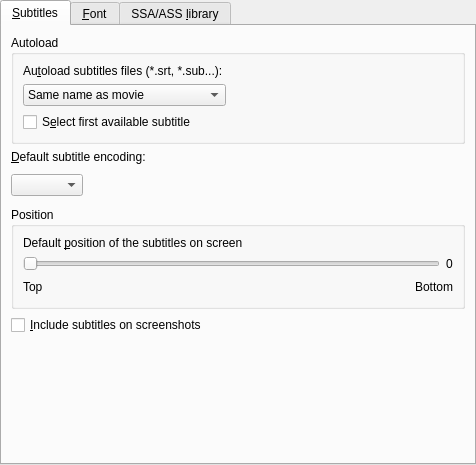
This is src/prefsubtitles.ui in wilbert2000/wzplayer as Qt 5 draws it before an edit. The edited form follows.
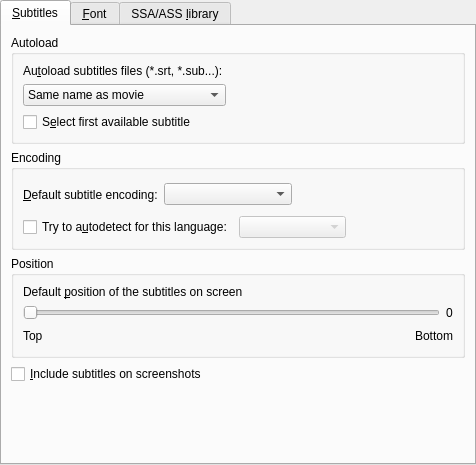
This is the edited form. Custom widgets are drawn as their Qt base class.

Commit message: Applied (with some changes) the patch to add support for enca, by Stanislav Maslovski <s_i_m@users.sourceforge.net>. This adds a new option in Preferences->Subtitles, which can make mplayer to try to autodetect the encoding for subtitles. This requires a mplayer compiled with enca support.

Patch:
```diff
--- a/src/prefsubtitles.ui
+++ b/src/prefsubtitles.ui
@@ -106,6 +106,29 @@
         </widget>
        </item>
        <item>
+        <widget class="QGroupBox" name="groupBox_3" >
+         <property name="title" >
+          <string>Encoding</string>
+         </property>
+         <layout class="QVBoxLayout" >
+          <item>
+           <layout class="QHBoxLayout" >
+            <property name="spacing" >
+             <number>6</number>
+            </property>
+            <property name="leftMargin" >
+             <number>0</number>
+            </property>
+            <property name="topMargin" >
+             <number>0</number>
+            </property>
+            <property name="rightMargin" >
+             <number>0</number>
+            </property>
+            <property name="bottomMargin" >
+             <number>0</number>
+            </property>
+            <item>
         <widget class="QLabel" name="textLabel4" >
          <property name="text" >
           <string>&amp;Default subtitle encoding:</string>
@@ -119,19 +142,9 @@
         </widget>
        </item>
        <item>
-        <layout class="QHBoxLayout" >
-         <property name="margin" >
-          <number>0</number>
-         </property>
-         <property name="spacing" >
-          <number>6</number>
-         </property>
-         <item>
           <widget class="QComboBox" name="font_encoding_combo" >
            <property name="sizePolicy" >
-            <sizepolicy>
-             <hsizetype>5</hsizetype>
-             <vsizetype>0</vsizetype>
+               <sizepolicy vsizetype="Fixed" hsizetype="Expanding" >
              <horstretch>0</horstretch>
              <verstretch>0</verstretch>
             </sizepolicy>
@@ -160,17 +173,69 @@
         </layout>
        </item>
        <item>
+           <layout class="QHBoxLayout" >
+            <property name="bottomMargin" >
+             <number>0</number>
+            </property>
+            <item>
+             <widget class="QCheckBox" name="use_enca_check" >
+              <property name="text" >
+               <string>Try to a&amp;utodetect for this language:</string>
+              </property>
+             </widget>
+            </item>
+            <item>
+             <widget class="QComboBox" name="enca_lang_combo" >
+              <property name="enabled" >
+               <bool>false</bool>
+              </property>
+              <property name="sizePolicy" >
+               <sizepolicy vsizetype="Fixed" hsizetype="Expanding" >
+                <horstretch>0</horstretch>
+                <verstretch>0</verstretch>
+               </sizepolicy>
+              </property>
+             </widget>
+            </item>
+            <item>
+             <spacer>
+              <property name="orientation" >
+               <enum>Qt::Horizontal</enum>
+              </property>
+              <property name="sizeHint" >
+               <size>
+                <width>40</width>
+                <height>20</height>
+               </size>
+              </property>
+             </spacer>
+            </item>
+           </layout>
+          </item>
+         </layout>
+        </widget>
+       </item>
+       <item>
         <widget class="QGroupBox" name="groupBox_2" >
          <property name="title" >
           <string>Position</string>
          </property>
          <layout class="QVBoxLayout" >
-          <property name="margin" >
-           <number>9</number>
-          </property>
           <property name="spacing" >
            <number>6</number>
           </property>
+          <property name="leftMargin" >
+           <number>9</number>
+          </property>
+          <property name="topMargin" >
+           <number>9</number>
+          </property>
+          <property name="rightMargin" >
+           <number>9</number>
+          </property>
+          <property name="bottomMargin" >
+           <number>9</number>
+          </property>
           <item>
            <widget class="QLabel" name="textLabel1_22" >
             <property name="text" >
@@ -189,18 +254,25 @@
           </item>
           <item>
            <layout class="QHBoxLayout" >
-            <property name="margin" >
-             <number>0</number>
-            </property>
             <property name="spacing" >
              <number>6</number>
             </property>
+            <property name="leftMargin" >
+             <number>0</number>
+            </property>
+            <property name="topMargin" >
+             <number>0</number>
+            </property>
+            <property name="rightMargin" >
+             <number>0</number>
+            </property>
+            <property name="bottomMargin" >
+             <number>0</number>
+            </property>
             <item>
              <widget class="QSlider" name="sub_pos_slider" >
               <property name="sizePolicy" >
-               <sizepolicy>
-                <hsizetype>7</hsizetype>
-                <vsizetype>0</vsizetype>
+               <sizepolicy vsizetype="Fixed" hsizetype="Expanding" >
                 <horstretch>0</horstretch>
                 <verstretch>0</verstretch>
                </sizepolicy>
@@ -233,12 +305,21 @@
           </item>
           <item>
            <layout class="QHBoxLayout" >
-            <property name="margin" >
-             <number>0</number>
-            </property>
             <property name="spacing" >
              <number>6</number>
             </property>
+            <property name="leftMargin" >
+             <number>0</number>
+            </property>
+            <property name="topMargin" >
+             <number>0</number>
+            </property>
+            <property name="rightMargin" >
+             <number>0</number>
+            </property>
+            <property name="bottomMargin" >
+             <number>0</number>
+            </property>
             <item>
              <widget class="QLabel" name="textLabel2_9" >
               <property name="text" >
```
Left out of the diff: 179 changed lines with no effect on the pictures. Lines whose indentation alone changed are shown as unchanged. The commit also changes 6 other files.
